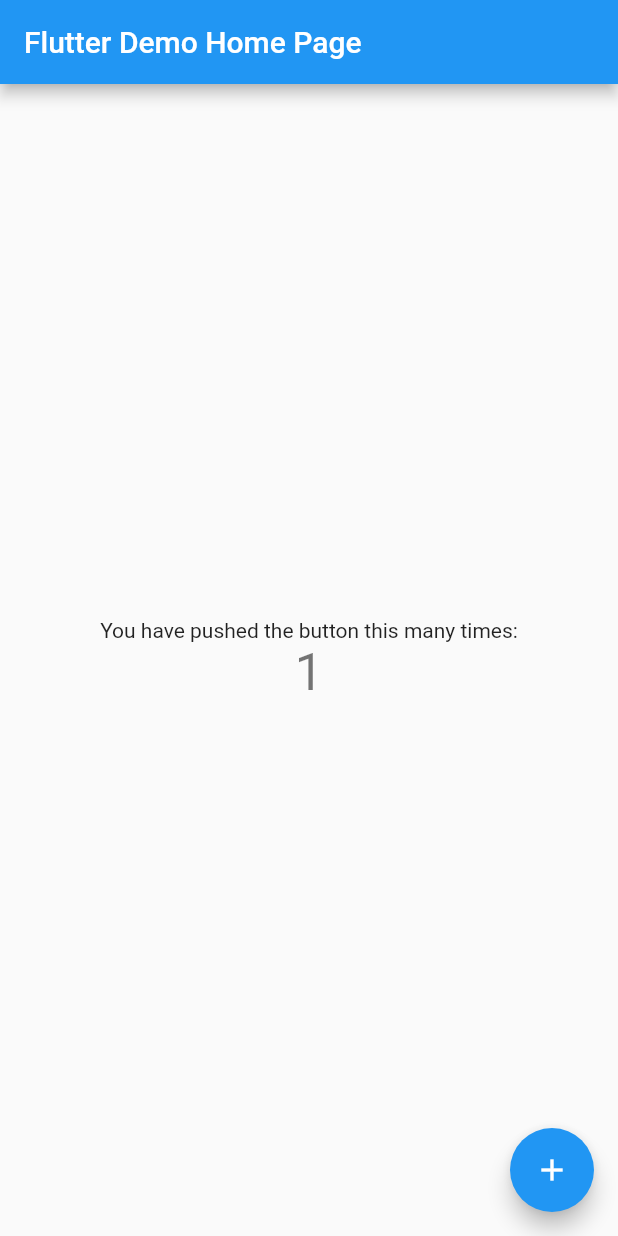
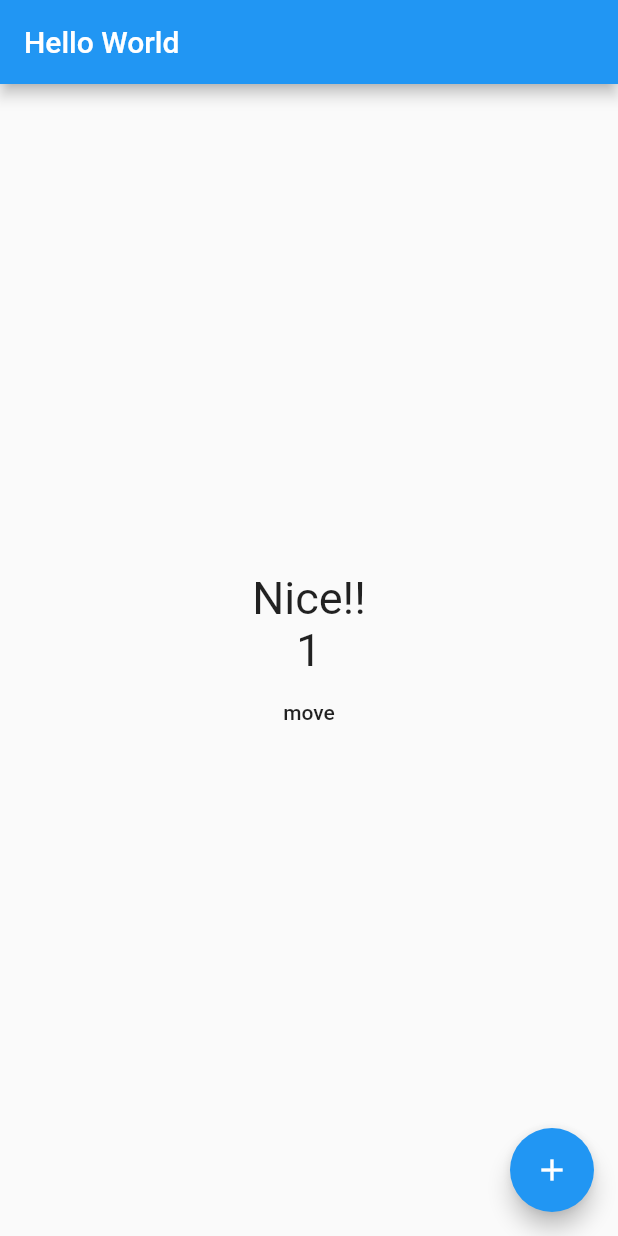
Before and after one commit to jjonami/StudyFlutter, a Flutter app: the screen it shows after launch, after a tap on the "add" icon, on a phone screen of 412 x 824 dp. Run offline on Flutter 3.47's test engine with Material 2 defaults, Android fonts, the phone set to English and light mode, and no system bars.

Commit message:
기본 코드 작성

```diff
--- a/study/lib/main.dart
+++ b/study/lib/main.dart
@@ -1,4 +1,5 @@
 import 'package:flutter/material.dart';
+import 'package:study/cupertino_page.dart';
 
 void main() {
   runApp(MyApp());
@@ -22,92 +23,59 @@ class MyApp extends StatelessWidget {
         // is not restarted.
         primarySwatch: Colors.blue,
       ),
-      home: MyHomePage(title: 'Flutter Demo Home Page'),
+      home: HelloPage('Hello World'),
     );
   }
 }
 
-class MyHomePage extends StatefulWidget {
-  MyHomePage({Key? key, required this.title}) : super(key: key);
-
-  // This widget is the home page of your application. It is stateful, meaning
-  // that it has a State object (defined below) that contains fields that affect
-  // how it looks.
-
-  // This class is the configuration for the state. It holds the values (in this
-  // case the title) provided by the parent (in this case the App widget) and
-  // used by the build method of the State. Fields in a Widget subclass are
-  // always marked "final".
-
+class HelloPage extends StatefulWidget {
   final String title;
 
+  HelloPage(this.title);
+
   @override
-  _MyHomePageState createState() => _MyHomePageState();
+  _HelloPageState createState() => _HelloPageState();
 }
 
-class _MyHomePageState extends State<MyHomePage> {
-  int _counter = 0;
-
-  void _incrementCounter() {
-    setState(() {
-      // This call to setState tells the Flutter framework that something has
-      // changed in this State, which causes it to rerun the build method below
-      // so that the display can reflect the updated values. If we changed
-      // _counter without calling setState(), then the build method would not be
-      // called again, and so nothing would appear to happen.
-      _counter++;
-    });
-  }
+class _HelloPageState extends State<HelloPage> {
+  String _msg = 'Hello World';
+  int _cnt = 0;
 
   @override
   Widget build(BuildContext context) {
-    // This method is rerun every time setState is called, for instance as done
-    // by the _incrementCounter method above.
-    //
-    // The Flutter framework has been optimized to make rerunning build methods
-    // fast, so that you can just rebuild anything that needs updating rather
-    // than having to individually change instances of widgets.
     return Scaffold(
+      floatingActionButton: FloatingActionButton(
+        child: Icon(Icons.add),
+        onPressed: _changeMsg,
+      ),
       appBar: AppBar(
-        // Here we take the value from the MyHomePage object that was created by
-        // the App.build method, and use it to set our appbar title.
         title: Text(widget.title),
       ),
       body: Center(
-        // Center is a layout widget. It takes a single child and positions it
-        // in the middle of the parent.
-        child: Column(
-          // Column is also a layout widget. It takes a list of children and
-          // arranges them vertically. By default, it sizes itself to fit its
-          // children horizontally, and tries to be as tall as its parent.
-          //
-          // Invoke "debug painting" (press "p" in the console, choose the
-          // "Toggle Debug Paint" action from the Flutter Inspector in Android
-          // Studio, or the "Toggle Debug Paint" command in Visual Studio Code)
-          // to see the wireframe for each widget.
-          //
-          // Column has various properties to control how it sizes itself and
-          // how it positions its children. Here we use mainAxisAlignment to
-          // center the children vertically; the main axis here is the vertical
-          // axis because Columns are vertical (the cross axis would be
-          // horizontal).
-          mainAxisAlignment: MainAxisAlignment.center,
-          children: <Widget>[
-            Text(
-              'You have pushed the button this many times:',
-            ),
-            Text(
-              '$_counter',
-              style: Theme.of(context).textTheme.headline4,
-            ),
-          ],
-        ),
-      ),
-      floatingActionButton: FloatingActionButton(
-        onPressed: _incrementCounter,
-        tooltip: 'Increment',
-        child: Icon(Icons.add),
-      ), // This trailing comma makes auto-formatting nicer for build methods.
+          child: Column(
+            mainAxisAlignment: MainAxisAlignment.center,
+            children: [
+              Text(_msg, style: TextStyle(fontSize: 30)),
+              Text('$_cnt', style: TextStyle(fontSize: 30)),
+              MaterialButton(
+                child: Text('move'),
+                onPressed: () {
+                  Navigator.push(
+                      context,
+                      MaterialPageRoute(builder: (context) => CupertinoPage())
+                  );
+                }
+              )
+            ],
+          )
+      )
     );
   }
+
+  void _changeMsg() {
+    setState(() {
+      _msg = 'Nice!!';
+      _cnt++;
+    });
+  }
 }
```
Also changed, not shown: study/lib/cupertino_page.dart (added, +42 -0 lines).
